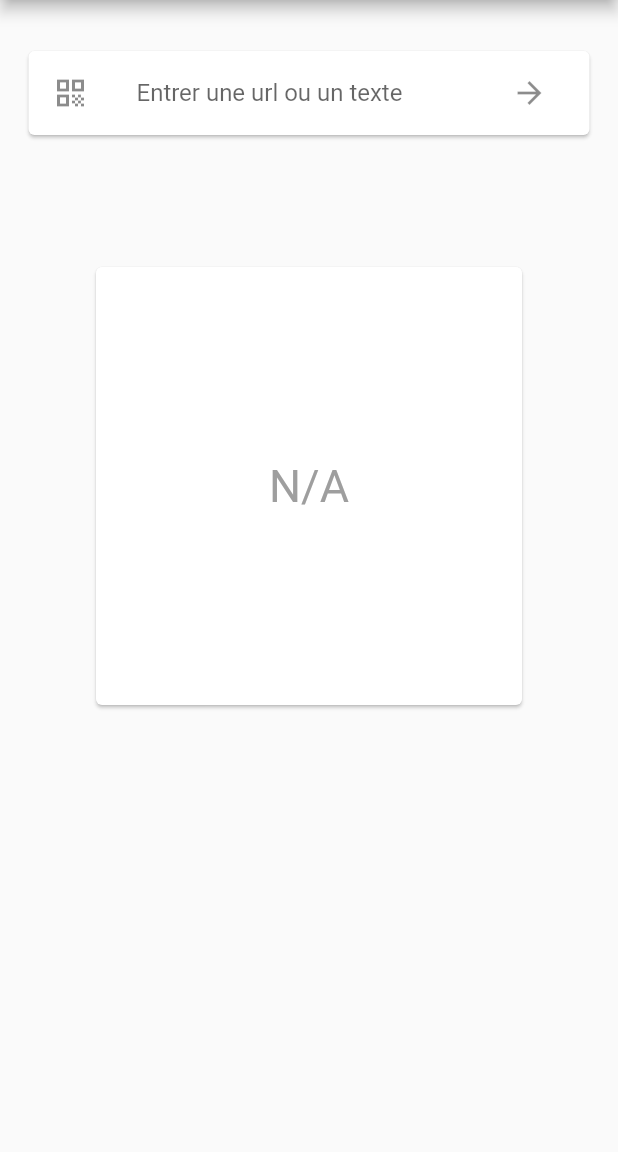
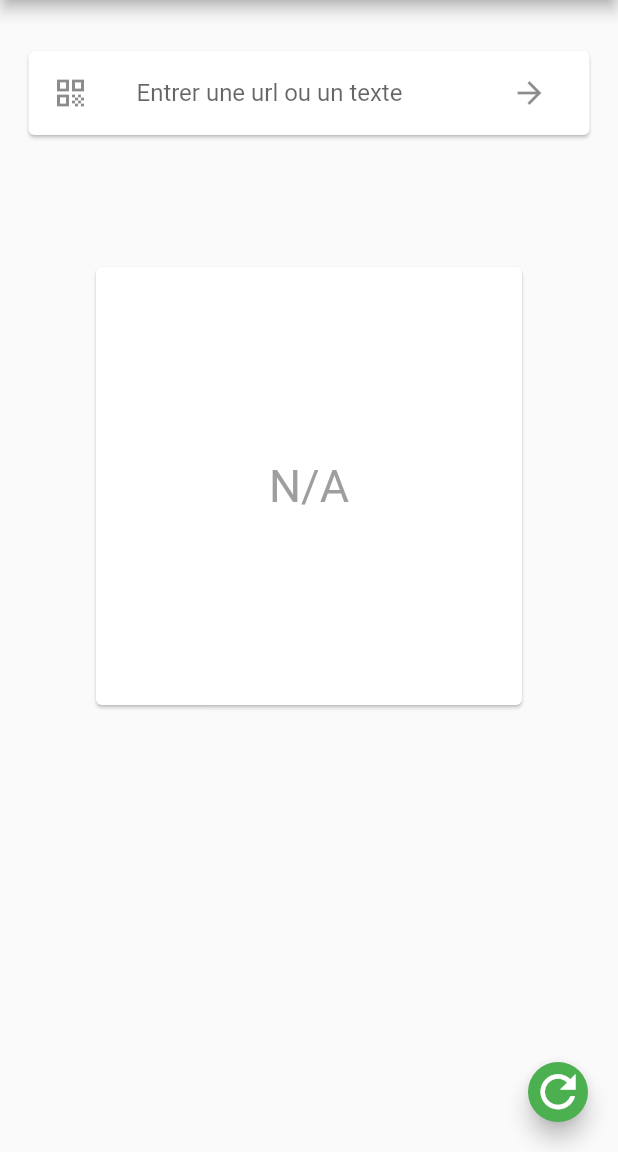
Before and after one commit to fless-lab/qrcode_maker, a Flutter app: the screen it shows after launch, on a phone screen of 412 x 824 dp, the part 84-1236 px from its top. Run offline on Flutter 3.47's test engine with Material 2 defaults, Android fonts, the phone set to English and light mode, and no system bars.

Commit message:
Ajout du floating button

```diff
--- a/lib/home.dart
+++ b/lib/home.dart
@@ -53,6 +53,20 @@ class _MyHomePageState extends State<MyHomePage> {
           ),
         ],
       ),
+      floatingActionButton: FloatingActionButton(
+        mini: true,
+        tooltip: "Rafraichir",
+        onPressed: () {
+          setState(() {
+            controller.clear();
+            _qrcode = null;
+          });
+        },
+        child: Icon(
+          Icons.refresh_outlined,
+          size: 35,
+        ),
+      ),
     );
   }
 
```
